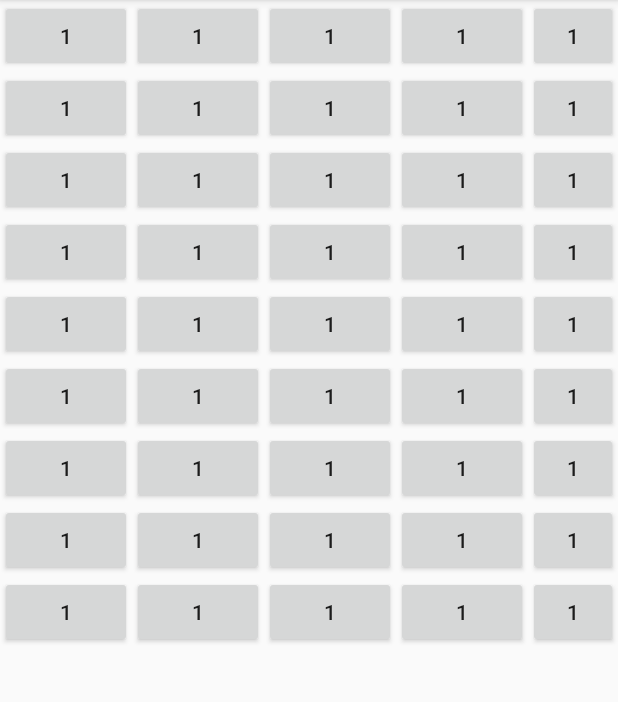
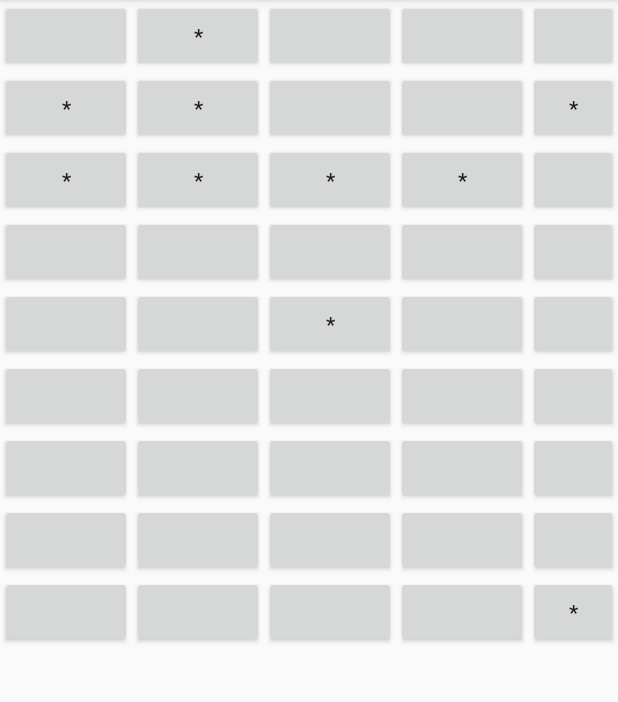
Before and after one commit to ndokic/minesweeper-android, an Android app: the screen it shows after launch (GameActivity), after a tap on "EASY", on a phone screen of 412 x 824 dp, the part 84-786 px from its top. Run offline under Robolectric (Android 15) with nearby library versions, the phone set to English and light mode, and no system bars; plain views replace ZoomLayout.

Commit message:
init mines

```diff
--- a/app/src/main/java/ndokic/minesweeper/GameActivity.kt
+++ b/app/src/main/java/ndokic/minesweeper/GameActivity.kt
@@ -37,5 +37,8 @@ class GameActivity : AppCompatActivity() {
                 game.fields.add(field)
             }
         }
+
+        game.initGame(5)
+
     }
 }
--- a/app/src/main/java/ndokic/minesweeper/game/Game.kt
+++ b/app/src/main/java/ndokic/minesweeper/game/Game.kt
@@ -1,12 +1,40 @@
 package ndokic.minesweeper.game
+
+import android.util.Log
 
 class Game(val col:Int, val row:Int, val numOfMines : Int) {
     val fields: ArrayList<GameField> = ArrayList()
     val size = row * col
     var gameState = GameState.UNINITIAZED
+    var minesPlaced = 0
 
     fun fieldClick(field : GameField) {
         field.neighbors.forEach {
             fields[it].button.setText("A") }
     }
+
+    fun initGame(clickedIndex: Int) {
+        initMines(clickedIndex)
+
+        fields.forEach {
+            if (it.hasMine) it.button.setText("*")
+        }
+    }
+
+    fun initMines(clickedIndex : Int ) { //We do not want a mine on field that is clicked first
+        val chanceForMine = 1 / (size.toDouble()/numOfMines.toDouble())
+        Log.d("MINES", "ChanceForMine: " + chanceForMine)
+        for(i in 0..size-1) {
+            if(i != clickedIndex)  {
+                val rand = Math.random()
+                Log.d("MINES", "Random: " + rand)
+                if(rand < chanceForMine && !fields[i].hasMine) {
+                    Log.d("MINES", "Placing mine: " + i)
+                    fields[i].hasMine = true
+                    if( ++minesPlaced == numOfMines) return
+                }
+            }
+        }
+        if(minesPlaced < numOfMines) initMines(clickedIndex)
+    }
 }
--- a/app/src/main/res/layout/game_button.xml
+++ b/app/src/main/res/layout/game_button.xml
@@ -3,5 +3,5 @@
         xmlns:android="http://schemas.android.com/apk/res/android"
         android:layout_width="40dp"
         android:layout_height="40dp"
-        android:text="1"
+        android:text=""
 />
```
